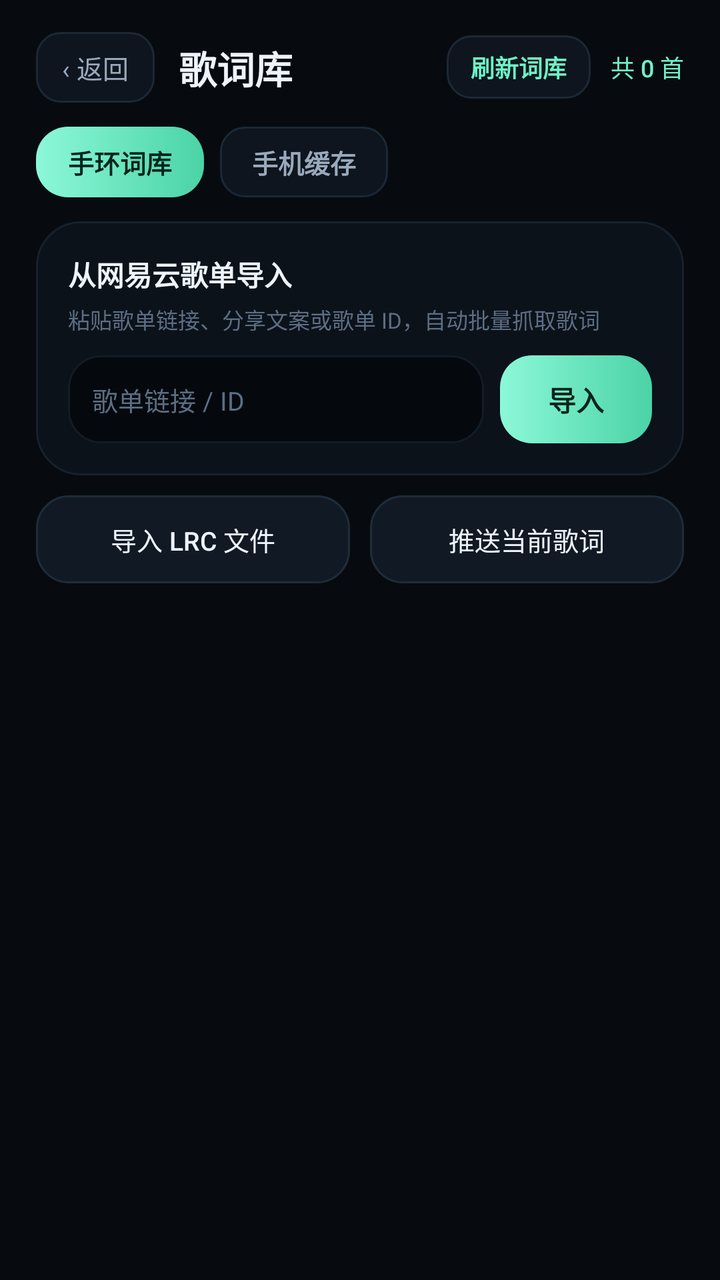
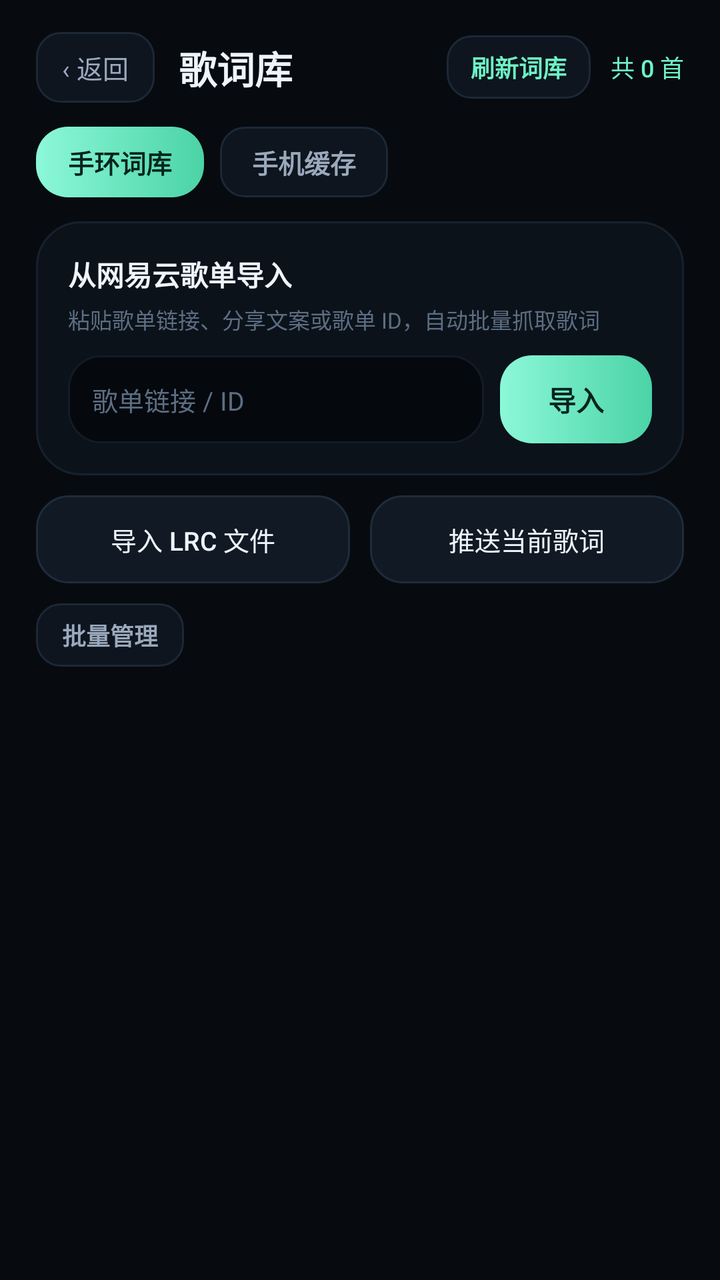

Before-and-after screenshots of an Android layout around one commit, followed by the original layout XML and the change that was made.
<!-- AndroidManifest.xml: application theme AppTheme -->
<!-- res/layout/activity_lyrics.xml -->
<?xml version="1.0" encoding="utf-8"?>
<LinearLayout xmlns:android="http://schemas.android.com/apk/res/android"
    android:layout_width="match_parent"
    android:layout_height="match_parent"
    android:background="@color/bg"
    android:orientation="vertical"
    android:paddingLeft="18dp"
    android:paddingTop="16dp"
    android:paddingRight="18dp"
    android:paddingBottom="10dp">

    
    <LinearLayout
        android:layout_width="match_parent"
        android:layout_height="wrap_content"
        android:gravity="center_vertical"
        android:orientation="horizontal">

        <TextView
            android:id="@+id/btnBack"
            android:layout_width="wrap_content"
            android:layout_height="wrap_content"
            android:background="@drawable/bg_chip"
            android:paddingLeft="13dp"
            android:paddingTop="8dp"
            android:paddingRight="13dp"
            android:paddingBottom="8dp"
            android:text="‹ 返回"
            android:textColor="@color/text_secondary"
            android:textSize="13sp" />

        <TextView
            android:layout_width="0dp"
            android:layout_height="wrap_content"
            android:layout_marginLeft="12dp"
            android:layout_weight="1"
            android:fontFamily="sans-serif-medium"
            android:text="歌词库"
            android:textColor="@color/text_primary"
            android:textSize="19sp"
            android:textStyle="bold" />

        <TextView
            android:id="@+id/btnRefreshBand"
            android:layout_width="wrap_content"
            android:layout_height="wrap_content"
            android:layout_marginRight="10dp"
            android:background="@drawable/bg_chip"
            android:paddingLeft="12dp"
            android:paddingTop="7dp"
            android:paddingRight="12dp"
            android:paddingBottom="7dp"
            android:text="刷新词库"
            android:textColor="@color/accent"
            android:textSize="12sp"
            android:textStyle="bold" />

        <TextView
            android:id="@+id/countView"
            android:layout_width="wrap_content"
            android:layout_height="wrap_content"
            android:fontFamily="sans-serif-medium"
            android:text="共 0 首"
            android:textColor="@color/accent"
            android:textSize="12sp" />
    </LinearLayout>

    
    <LinearLayout
        android:layout_width="match_parent"
        android:layout_height="wrap_content"
        android:layout_marginTop="12dp"
        android:gravity="center_vertical"
        android:orientation="horizontal">

        <TextView
            android:id="@+id/tabBand"
            android:layout_width="wrap_content"
            android:layout_height="wrap_content"
            android:background="@drawable/bg_primary"
            android:paddingLeft="16dp"
            android:paddingTop="8dp"
            android:paddingRight="16dp"
            android:paddingBottom="8dp"
            android:text="手环词库"
            android:textColor="@color/accent_deep"
            android:textSize="13sp"
            android:textStyle="bold" />

        <TextView
            android:id="@+id/tabLocal"
            android:layout_width="wrap_content"
            android:layout_height="wrap_content"
            android:layout_marginLeft="8dp"
            android:background="@drawable/bg_chip"
            android:paddingLeft="16dp"
            android:paddingTop="8dp"
            android:paddingRight="16dp"
            android:paddingBottom="8dp"
            android:text="手机缓存"
            android:textColor="@color/text_secondary"
            android:textSize="13sp"
            android:textStyle="bold" />

        <TextView
            android:id="@+id/bandHint"
            android:layout_width="0dp"
            android:layout_height="wrap_content"
            android:layout_weight="1"
            android:gravity="end"
            android:textColor="@color/accent"
            android:textSize="12sp"
            android:textStyle="bold" />
    </LinearLayout>

    
    <LinearLayout
        android:id="@+id/importCard"
        android:layout_width="match_parent"
        android:layout_height="wrap_content"
        android:layout_marginTop="12dp"
        android:background="@drawable/bg_card"
        android:orientation="vertical"
        android:padding="16dp">

        <TextView
            android:layout_width="wrap_content"
            android:layout_height="wrap_content"
            android:fontFamily="sans-serif-medium"
            android:text="从网易云歌单导入"
            android:textColor="@color/text_primary"
            android:textSize="14sp"
            android:textStyle="bold" />

        <TextView
            android:layout_width="match_parent"
            android:layout_height="wrap_content"
            android:layout_marginTop="4dp"
            android:text="粘贴歌单链接、分享文案或歌单 ID，自动批量抓取歌词"
            android:textColor="@color/text_muted"
            android:textSize="11sp" />

        <LinearLayout
            android:layout_width="match_parent"
            android:layout_height="wrap_content"
            android:layout_marginTop="10dp"
            android:gravity="center_vertical"
            android:orientation="horizontal">

            <EditText
                android:id="@+id/etPlaylist"
                android:layout_width="0dp"
                android:layout_height="44dp"
                android:layout_weight="1"
                android:background="@drawable/bg_log"
                android:hint="歌单链接 / ID"
                android:importantForAutofill="no"
                android:inputType="textUri"
                android:maxLines="1"
                android:paddingLeft="12dp"
                android:paddingRight="12dp"
                android:singleLine="true"
                android:textColor="@color/text_primary"
                android:textColorHint="@color/text_muted"
                android:textSize="13sp" />

            <Button
                android:id="@+id/btnImportPlaylist"
                android:layout_width="wrap_content"
                android:layout_height="44dp"
                android:layout_marginLeft="8dp"
                android:background="@drawable/bg_primary"
                android:elevation="0dp"
                android:minWidth="76dp"
                android:paddingLeft="14dp"
                android:paddingRight="14dp"
                android:stateListAnimator="@null"
                android:text="导入"
                android:textAllCaps="false"
                android:textColor="@color/accent_deep"
                android:textSize="14sp"
                android:textStyle="bold" />
        </LinearLayout>

        <TextView
            android:id="@+id/progressView"
            android:layout_width="match_parent"
            android:layout_height="wrap_content"
            android:layout_marginTop="9dp"
            android:lineSpacingExtra="2dp"
            android:text=""
            android:textColor="@color/text_secondary"
            android:textSize="11sp"
            android:visibility="gone" />
    </LinearLayout>

    
    <LinearLayout
        android:id="@+id/toolRow"
        android:layout_width="match_parent"
        android:layout_height="wrap_content"
        android:layout_marginTop="10dp"
        android:orientation="horizontal">

        <Button
            android:id="@+id/btnImportLrc"
            android:layout_width="0dp"
            android:layout_height="44dp"
            android:layout_weight="1"
            android:background="@drawable/bg_ghost"
            android:elevation="0dp"
            android:stateListAnimator="@null"
            android:text="导入 LRC 文件"
            android:textAllCaps="false"
            android:textColor="@color/text_primary"
            android:textSize="13sp" />

        <Button
            android:id="@+id/btnPushAll"
            android:layout_width="0dp"
            android:layout_height="44dp"
            android:layout_marginLeft="10dp"
            android:layout_weight="1"
            android:background="@drawable/bg_ghost"
            android:elevation="0dp"
            android:stateListAnimator="@null"
            android:text="推送当前歌词"
            android:textAllCaps="false"
            android:textColor="@color/text_primary"
            android:textSize="13sp" />
    </LinearLayout>

    <TextView
        android:id="@+id/emptyView"
        android:layout_width="match_parent"
        android:layout_height="wrap_content"
        android:layout_marginTop="26dp"
        android:gravity="center"
        android:lineSpacingExtra="5dp"
        android:text="词库还是空的\n导入 LRC 或从网易云歌单批量导入"
        android:textColor="@color/text_muted"
        android:textSize="12sp"
        android:visibility="gone" />

    <ScrollView
        android:id="@+id/listScroll"
        android:layout_width="match_parent"
        android:layout_height="0dp"
        android:layout_marginTop="12dp"
        android:layout_weight="1"
        android:clipToPadding="false"
        android:paddingBottom="10dp"
        android:scrollbars="none">

        <LinearLayout
            android:id="@+id/listContainer"
            android:layout_width="match_parent"
            android:layout_height="wrap_content"
            android:orientation="vertical" />
    </ScrollView>

</LinearLayout>
<!-- resources referenced by this layout -->
<resources>
  <color name="accent">#6EF3C5</color>
  <color name="accent_deep">#04241C</color>
  <color name="bg">#070B10</color>
  <color name="text_muted">#5D6E83</color>
  <color name="text_primary">#EEF4FB</color>
  <color name="text_secondary">#9AA9BC</color>
  <!-- drawable bg_card (drawable) -->
  <?xml version="1.0" encoding="utf-8"?>
  <shape xmlns:android="http://schemas.android.com/apk/res/android"
      android:shape="rectangle">
      <solid android:color="@color/surface" />
      <stroke android:width="1dp" android:color="@color/stroke" />
      <corners android:radius="22dp" />
  </shape>
  <!-- drawable bg_chip (drawable) -->
  <?xml version="1.0" encoding="utf-8"?>
  <ripple xmlns:android="http://schemas.android.com/apk/res/android"
      android:color="#26FFFFFF">
      <item>
          <shape android:shape="rectangle">
              <solid android:color="#0E151E" />
              <stroke android:width="1dp" android:color="#1C2836" />
              <corners android:radius="12dp" />
          </shape>
      </item>
  </ripple>
  <!-- drawable bg_ghost (drawable) -->
  <?xml version="1.0" encoding="utf-8"?>
  <ripple xmlns:android="http://schemas.android.com/apk/res/android"
      android:color="#26FFFFFF">
      <item>
          <shape android:shape="rectangle">
              <solid android:color="@color/surface_alt" />
              <stroke android:width="1dp" android:color="#1F2C3A" />
              <corners android:radius="16dp" />
          </shape>
      </item>
  </ripple>
  <!-- drawable bg_log (drawable) -->
  <?xml version="1.0" encoding="utf-8"?>
  <shape xmlns:android="http://schemas.android.com/apk/res/android"
      android:shape="rectangle">
      <solid android:color="#05090E" />
      <stroke android:width="1dp" android:color="#121C27" />
      <corners android:radius="16dp" />
  </shape>
  <!-- drawable bg_primary (drawable) -->
  <?xml version="1.0" encoding="utf-8"?>
  <ripple xmlns:android="http://schemas.android.com/apk/res/android"
      android:color="#3304241C">
      <item>
          <shape android:shape="rectangle">
              <gradient
                  android:angle="0"
                  android:endColor="#4BD3A6"
                  android:startColor="#8CF8D8" />
              <corners android:radius="16dp" />
          </shape>
      </item>
  </ripple>
  <style name="AppTheme" parent="android:Theme.Material.NoActionBar">
          <item name="android:windowBackground">#070B10</item>
          <item name="android:statusBarColor">#070B10</item>
          <item name="android:navigationBarColor">#070B10</item>
          <item name="android:colorAccent">#6EF3C5</item>
      </style>
  <color name="surface">#0B121A</color>
  <color name="stroke">#16212D</color>
  <color name="surface_alt">#111A24</color>
</resources>

<!-- the commit's change to res/layout/activity_lyrics.xml (unified diff, before → after) -->
@@ -230,6 +230,88 @@
             android:textSize="13sp" />
     </LinearLayout>
 
+    
+    <LinearLayout
+        android:id="@+id/batchRow"
+        android:layout_width="match_parent"
+        android:layout_height="wrap_content"
+        android:layout_marginTop="10dp"
+        android:gravity="center_vertical"
+        android:orientation="horizontal">
+
+        <TextView
+            android:id="@+id/btnBatch"
+            android:layout_width="wrap_content"
+            android:layout_height="wrap_content"
+            android:background="@drawable/bg_chip"
+            android:paddingLeft="13dp"
+            android:paddingTop="7dp"
+            android:paddingRight="13dp"
+            android:paddingBottom="7dp"
+            android:text="批量管理"
+            android:textColor="@color/text_secondary"
+            android:textSize="12sp"
+            android:textStyle="bold" />
+
+        <TextView
+            android:id="@+id/btnSelectAll"
+            android:layout_width="wrap_content"
+            android:layout_height="wrap_content"
+            android:layout_marginLeft="8dp"
+            android:background="@drawable/bg_chip"
+            android:paddingLeft="13dp"
+            android:paddingTop="7dp"
+            android:paddingRight="13dp"
+            android:paddingBottom="7dp"
+            android:text="全选"
+            android:textColor="@color/text_secondary"
+            android:textSize="12sp"
+            android:textStyle="bold"
+            android:visibility="gone" />
+
+        <TextView
+            android:id="@+id/btnBatchPush"
+            android:layout_width="wrap_content"
+            android:layout_height="wrap_content"
+            android:layout_marginLeft="8dp"
+            android:background="@drawable/bg_chip"
+            android:paddingLeft="13dp"
+            android:paddingTop="7dp"
+            android:paddingRight="13dp"
+            android:paddingBottom="7dp"
+            android:text="推送"
+            android:textColor="@color/accent"
+            android:textSize="12sp"
+            android:textStyle="bold"
+            android:visibility="gone" />
+
+        <TextView
+            android:id="@+id/btnBatchDelete"
+            android:layout_width="wrap_content"
+            android:layout_height="wrap_content"
+            android:layout_marginLeft="8dp"
+            android:background="@drawable/bg_chip"
+            android:paddingLeft="13dp"
+            android:paddingTop="7dp"
+            android:paddingRight="13dp"
+            android:paddingBottom="7dp"
+            android:text="删除"
+            android:textColor="@color/danger"
+            android:textSize="12sp"
+            android:textStyle="bold"
+            android:visibility="gone" />
+
+        <TextView
+            android:id="@+id/batchCount"
+            android:layout_width="0dp"
+            android:layout_height="wrap_content"
+            android:layout_weight="1"
+            android:gravity="end"
+            android:text=""
+            android:textColor="@color/text_muted"
+            android:textSize="11sp" />
+    </LinearLayout>
+
     <TextView
         android:id="@+id/emptyView"
         android:layout_width="match_parent"
<!-- resource entries referenced after the edit -->
@@ -3,6 +3,7 @@
   <color name="accent">#6EF3C5</color>
   <color name="accent_deep">#04241C</color>
   <color name="bg">#070B10</color>
+  <color name="danger">#FF7A7A</color>
   <color name="text_muted">#5D6E83</color>
   <color name="text_primary">#EEF4FB</color>
   <color name="text_secondary">#9AA9BC</color>
